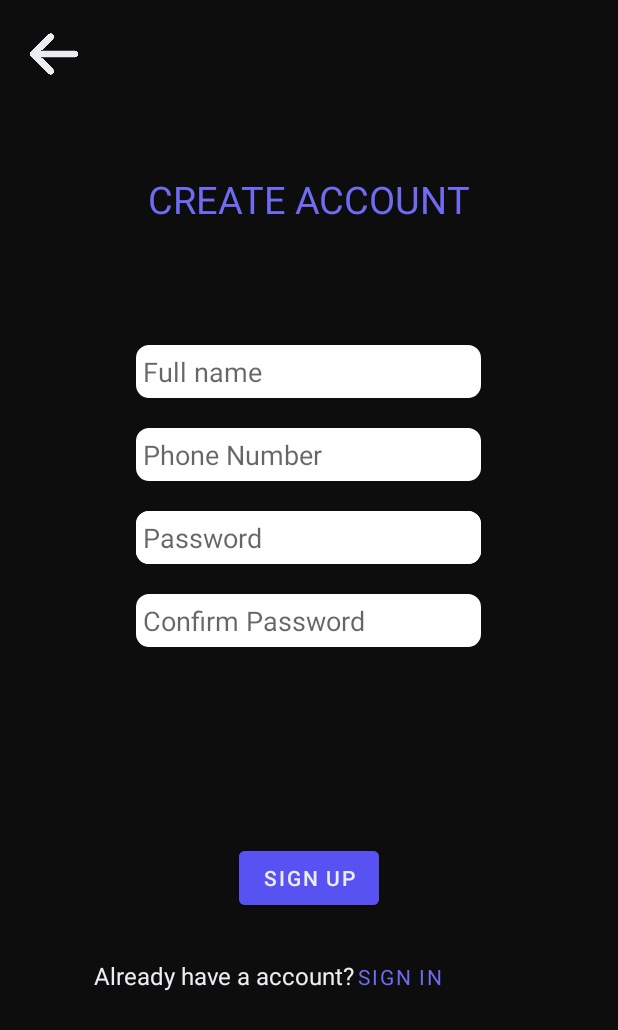
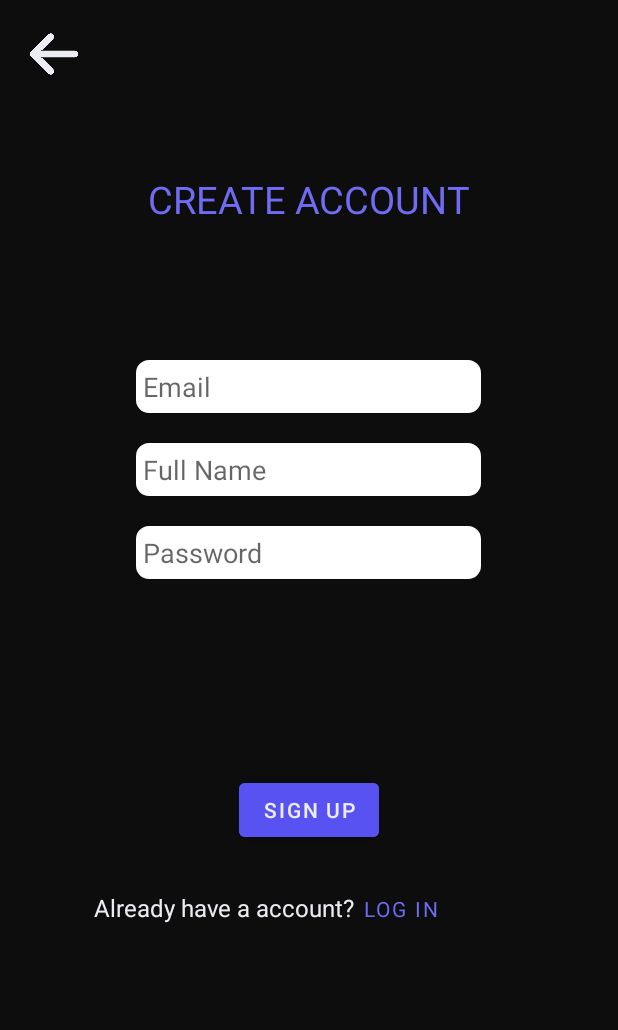
Before and after one commit to BRYAANSET/Texted_App, an Android app: the register_class screen opened directly, with no data from a screen before it, on a phone screen of 412 x 824 dp. Shown: the top 1030 px of the screen. Run offline under Robolectric (Android 15) with nearby library versions, the phone set to English and light mode, and no system bars; our stand-ins replace Firebase (no records; nobody signed in at launch, a user with empty details on screens opened directly); Roboto replaces fonts that are not available here.

Commit message:
Added Login autentication / register for new users

```diff
--- a/app/build.gradle
+++ b/app/build.gradle
@@ -40,6 +40,8 @@ dependencies {
     implementation 'androidx.navigation:navigation-fragment:2.5.3'
     implementation 'androidx.navigation:navigation-ui:2.5.3'
     implementation 'com.google.firebase:firebase-auth:21.0.2'
+    implementation 'com.google.firebase:firebase-common-ktx:20.3.2'
+    implementation 'com.google.firebase:firebase-firestore:24.6.0'
     testImplementation 'junit:junit:4.13.2'
     androidTestImplementation 'androidx.test.ext:junit:1.1.5'
     androidTestImplementation 'androidx.test.espresso:espresso-core:3.5.1'
--- a/app/src/main/java/com/example/texted_app/register_class.java
+++ b/app/src/main/java/com/example/texted_app/register_class.java
@@ -1,54 +1,96 @@
 package com.example.texted_app;
+
+import static android.content.ContentValues.TAG;
 
 import android.content.Intent;
 import android.os.Bundle;
+import android.util.Log;
 import android.view.View;
 import android.widget.Button;
+import android.widget.EditText;
 import android.widget.ImageButton;
+import android.widget.Toast;
 
+import androidx.annotation.NonNull;
 import androidx.appcompat.app.AppCompatActivity;
+
+import com.google.android.gms.tasks.OnCompleteListener;
+import com.google.android.gms.tasks.Task;
+import com.google.firebase.auth.AuthResult;
+import com.google.firebase.auth.FirebaseAuth;
+import com.google.firebase.auth.FirebaseUser;
+import com.google.firebase.firestore.FirebaseFirestore;
+import com.google.firebase.ktx.Firebase;
+
+import java.util.HashMap;
+import java.util.Map;
 
 public class register_class extends AppCompatActivity {
 
+    FirebaseAuth mAuth = FirebaseAuth.getInstance();
+    FirebaseFirestore db = FirebaseFirestore.getInstance();
+
+    //We create the action buttons
     Button bSignUpButt, bSignInButt;
     ImageButton bBackMainButt;
+
+    //We create the label inputs
+    EditText emailInpReg, fullNameInpReg, passImpReg;
 
     @Override
     protected void onCreate(Bundle savedInstanceState) {
         super.onCreate(savedInstanceState);
         setContentView(R.layout.register_layout);
 
-        //Button sign up
-        bSignUpButt = findViewById(R.id.button_log_in);
+        //We match the new buttons with their layout id
+        bSignUpButt = findViewById(R.id.button_sign_in);
+        bSignInButt = findViewById(R.id.acc_log_in);
+        bBackMainButt = findViewById(R.id.back_arrow_createac);
+        emailInpReg = findViewById(R.id.text_email);
+        fullNameInpReg = findViewById(R.id.full_name);
+        passImpReg = findViewById(R.id.accCreate_pass);
+
+
         bSignUpButt.setOnClickListener(new View.OnClickListener() {
             @Override
-            public void onClick(View view) {
-                Intent intent = new Intent(register_class.this, contacts_class.class);
-                startActivity(intent);
+            public void onClick(View v) {
+                String email = emailInpReg.getText().toString();
+                String password = passImpReg.getText().toString();
+                String fullName = fullNameInpReg.getText().toString();
+
+                registerUser(email, password, fullName);
             }
         });
 
-        //Already hav an account button
-        bSignInButt = findViewById(R.id.acc_sign_in);
-        bSignInButt.setOnClickListener(new View.OnClickListener() {
-            @Override
-            public void onClick(View view) {
-                Intent intent = new Intent(register_class.this, MainActivity.class);
-                startActivity(intent);
-            }
-        });
+    }
+    public void registerUser(String email, String password, String fullName) {
+        mAuth.createUserWithEmailAndPassword(email, password)
+                .addOnCompleteListener(this, new OnCompleteListener<AuthResult>() {
+                    @Override
+                    public void onComplete(@NonNull Task<AuthResult> task) {
+                        if (task.isSuccessful()) {
+                            // Sign in success, update UI with the signed-in user's information
+                            Log.d(TAG, "createUserWithEmail:success");
+                            FirebaseUser user = mAuth.getCurrentUser();
+                            Map<String,Object>uData = new HashMap<>();
 
-        //Back to login screen button
-        bBackMainButt = findViewById(R.id.back_arrow_createac);
-        bBackMainButt.setOnClickListener(new View.OnClickListener() {
-            @Override
-            public void onClick(View view) {
-                Intent intent = new Intent(register_class.this, MainActivity.class);
-                startActivity(intent);
-            }
-        });
+                            uData.put("email", email);
+                            uData.put("fullName", fullName);
 
+                            db.collection("users").document(user.getEmail().toString()).set(uData);
+                            Toast.makeText( register_class.this, "User has been created succesfully", Toast.LENGTH_SHORT).show();
+                            Intent intent = new Intent(register_class.this, MainActivity.class);
+                            startActivity(intent);
 
+                        } else {
+                            // If sign in fails, display a message to the user.
+                            Log.w(TAG, "createUserWithEmail:failure", task.getException());
+                            Toast.makeText(register_class.this, "Authentication failed.",
+                                    Toast.LENGTH_SHORT).show();
+                            // ...
+                        }
+                    }
+                });
     }
 
 }
--- a/app/src/main/res/layout/activity_main.xml
+++ b/app/src/main/res/layout/activity_main.xml
@@ -61,6 +61,7 @@
                 android:layout_centerHorizontal="true"
                 android:layout_marginTop="50dp"
                 android:ems="10"
+                android:hint=" Email"
                 android:background="@drawable/rounded_textinput"
                 android:inputType="textEmailAddress" />
 
@@ -72,6 +73,7 @@
                 android:layout_centerHorizontal="true"
                 android:layout_marginTop="130dp"
                 android:ems="10"
+                android:hint=" Password"
                 android:background="@drawable/rounded_textinput"
                 android:inputType="textPassword" />
 
--- a/app/src/main/res/layout/register_layout.xml
+++ b/app/src/main/res/layout/register_layout.xml
@@ -23,46 +23,34 @@
             android:textSize="25sp" />
 
         <EditText
-            android:id="@+id/text_username"
+            android:id="@+id/text_email"
             android:layout_width="230dp"
             android:layout_height="35dp"
             android:layout_below="@id/tittle_account"
             android:layout_centerHorizontal="true"
-            android:layout_marginTop="80dp"
-            android:hint=" Full name"
+            android:layout_marginTop="90dp"
+            android:hint=" Email"
             android:inputType="textPersonName"
             android:background="@drawable/rounded_textinput"
             tools:ignore="TouchTargetSizeCheck,TextContrastCheck"></EditText>
 
         <EditText
-            android:id="@+id/phone_number"
+            android:id="@+id/full_name"
             android:layout_width="230dp"
             android:layout_height="35dp"
-            android:layout_below="@id/text_username"
+            android:layout_below="@id/text_email"
             android:layout_centerHorizontal="true"
             android:layout_marginTop="20dp"
-            android:hint=" Phone Number"
+            android:hint=" Full Name"
             android:inputType="textPersonName"
             android:background="@drawable/rounded_textinput"
             tools:ignore="TouchTargetSizeCheck"></EditText>
 
         <EditText
-            android:id="@+id/creat_phone_number"
-            android:layout_width="230dp"
-            android:layout_height="35dp"
-            android:layout_below="@id/phone_number"
-            android:layout_centerHorizontal="true"
-            android:layout_marginTop="20dp"
-            android:hint=" Phone Number"
-            android:inputType="textPassword"
-            android:background="@drawable/rounded_textinput"
-            tools:ignore="TouchTargetSizeCheck,DuplicateClickableBoundsCheck"></EditText>
-
-        <EditText
             android:id="@+id/accCreate_pass"
             android:layout_width="230dp"
             android:layout_height="35dp"
-            android:layout_below="@id/phone_number"
+            android:layout_below="@id/full_name"
             android:layout_centerHorizontal="true"
             android:layout_marginTop="20dp"
             android:hint=" Password"
@@ -70,22 +58,12 @@
             android:background="@drawable/rounded_textinput"
             tools:ignore="TouchTargetSizeCheck"></EditText>
 
-        <EditText
-            android:id="@+id/accCreate_pass_confirm"
-            android:layout_width="230dp"
-            android:layout_height="35dp"
-            android:layout_below="@id/accCreate_pass"
-            android:layout_centerHorizontal="true"
-            android:layout_marginTop="20dp"
-            android:hint=" Confirm Password"
-            android:inputType="textPassword"
-            android:background="@drawable/rounded_textinput"
-            tools:ignore="TouchTargetSizeCheck"></EditText>
+
         <Button
-            android:id="@+id/button_log_in"
+            android:id="@+id/button_sign_in"
             android:layout_width="wrap_content"
             android:layout_height="wrap_content"
-            android:layout_below="@id/accCreate_pass_confirm"
+            android:layout_below="@id/accCreate_pass"
             android:layout_centerHorizontal="true"
             android:layout_marginTop="130dp"
             android:backgroundTint="#5852F2"
@@ -95,24 +73,24 @@
             android:id="@+id/sign_in_desc"
             android:layout_width="wrap_content"
             android:layout_height="wrap_content"
-            android:layout_below="@id/button_log_in"
+            android:layout_below="@id/button_sign_in"
             android:layout_marginTop="30dp"
             android:text="Already have a account? "
-            android:layout_alignRight="@id/accCreate_pass_confirm"
+            android:layout_alignRight="@id/accCreate_pass"
             android:layout_marginRight="80dp"
             android:textColor="#EBEDF2"
             android:textSize="16sp" />
 
         <Button
-            android:id="@+id/acc_sign_in"
+            android:id="@+id/acc_log_in"
             android:layout_width="wrap_content"
             android:layout_height="wrap_content"
-            android:layout_below="@id/button_log_in"
+            android:layout_below="@id/button_sign_in"
             android:layout_alignLeft="@id/sign_in_desc"
             android:layout_marginLeft="160dp"
             android:layout_marginTop="18dp"
             android:fontFamily="@font/roboto_bold"
-            android:text="SIGN IN"
+            android:text="LOG IN"
             android:textColor="#6F6BF2"
             android:textSize="14sp"
             android:background="@android:color/transparent"/>
```
Also changed, not shown: app/src/main/java/com/example/texted_app/MainActivity.java (+43 -18 lines), app/src/main/res/layout/contacts.xml (+14 -2 lines).
